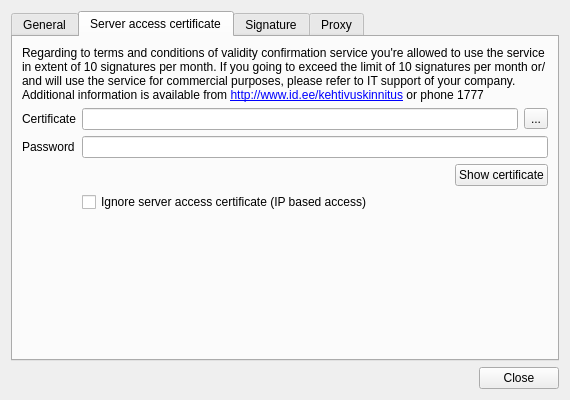
Old version of the form client/ui/SettingsDialog.ui in the repository open-eid/qdigidoc.
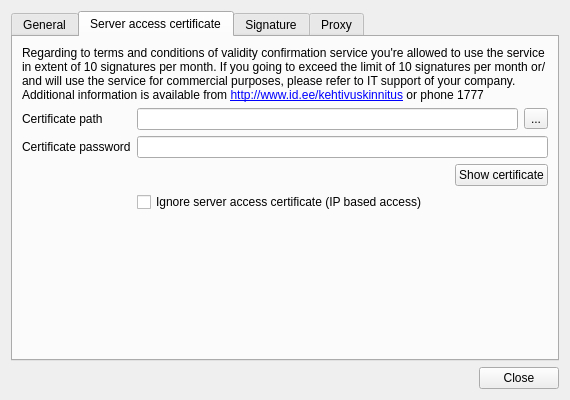
New version of the form. The open tabs and pages were chosen to show the change.

Commit message:
adjust accessible info
Ticket: #8482

What changed in the file:
```diff
--- a/client/ui/SettingsDialog.ui
+++ b/client/ui/SettingsDialog.ui
@@ -169,7 +169,10 @@
        <item row="1" column="0">
         <widget class="QLabel" name="p12CertLabel">
          <property name="text">
-          <string>Certificate</string>
+          <string>Certificate path</string>
+         </property>
+         <property name="buddy">
+          <cstring>p12Cert</cstring>
          </property>
         </widget>
        </item>
@@ -190,7 +193,10 @@
        <item row="2" column="0">
         <widget class="QLabel" name="p12PassLabel">
          <property name="text">
-          <string>Password</string>
+          <string>Certificate password</string>
+         </property>
+         <property name="buddy">
+          <cstring>p12Pass</cstring>
          </property>
         </widget>
        </item>
```
Left out of the diff: 42 changed lines with no effect on the pictures.
